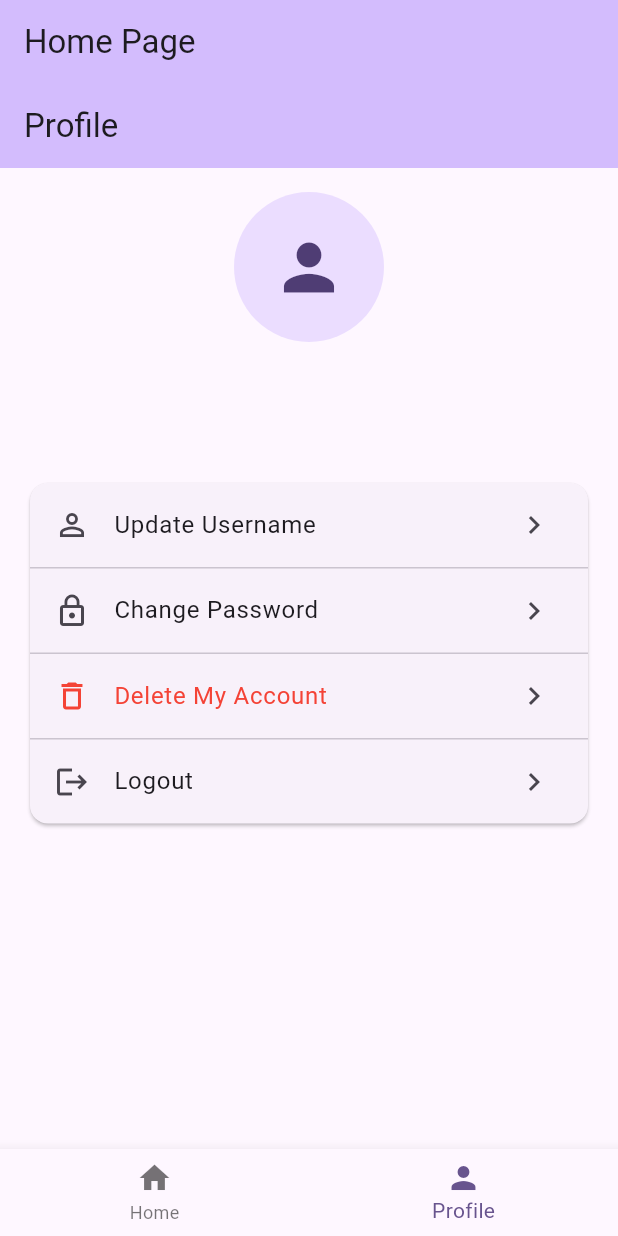
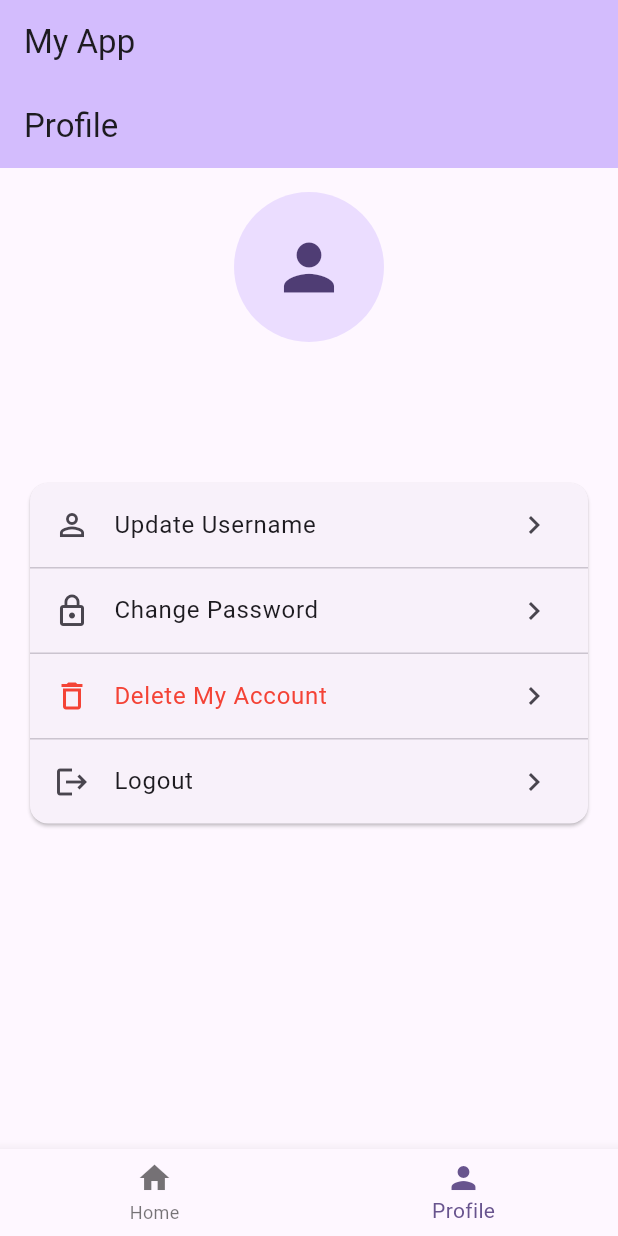
Before and after one commit to juanmjimenezs/flutter_pro, a Flutter app: the screen it shows once a user with an empty profile is signed in, item 2 of the bottom bar chosen, on a phone screen of 412 x 824 dp. Run offline on Flutter 3.47's test engine with Material 3 defaults, Android fonts, the phone set to English and light mode, and no system bars; our stand-ins replace firebase_auth, firebase_core, firebase_database; accounts and stored records are empty; generated files the repository leaves out were written again.

Commit message:
title is not necessary as parameter for HomePage

```diff
--- a/lib/main.dart
+++ b/lib/main.dart
@@ -30,7 +30,7 @@ class MyApp extends StatelessWidget {
           }
 
           if (snapshot.hasData) {
-            return const MyHomePage(title: 'Home Page');
+            return const MyHomePage();
           }
 
           return const WelcomePage();
--- a/lib/pages/get_started_page.dart
+++ b/lib/pages/get_started_page.dart
@@ -40,9 +40,7 @@ class _GetStartedPageState extends State<GetStartedPage> {
 
         Navigator.pushReplacement(
           context,
-          MaterialPageRoute(
-            builder: (context) => const MyHomePage(title: 'Home Page'),
-          ),
+          MaterialPageRoute(builder: (context) => const MyHomePage()),
         );
       } on FirebaseAuthException catch (e) {
         if (!mounted) return;
--- a/lib/pages/home_page.dart
+++ b/lib/pages/home_page.dart
@@ -1,14 +1,10 @@
-import 'package:firebase_database/firebase_database.dart';
 import 'package:flutter/material.dart';
-import '../database_service.dart';
 import '../widgets/custom_bottom_navigation.dart';
 import 'profile_page.dart';
 import 'tasks_page.dart';
 
 class MyHomePage extends StatefulWidget {
-  final String title;
-
-  const MyHomePage({super.key, required this.title});
+  const MyHomePage({super.key});
 
   @override
   State<MyHomePage> createState() => _MyHomePageState();
@@ -29,7 +25,7 @@ class _MyHomePageState extends State<MyHomePage> {
 
     return Scaffold(
       appBar: AppBar(
-        title: Text(widget.title),
+        title: Text('My App'),
         backgroundColor: Theme.of(context).colorScheme.inversePrimary,
       ),
       body: pages[_selectedIndex],
--- a/lib/pages/login_page.dart
+++ b/lib/pages/login_page.dart
@@ -36,9 +36,7 @@ class _LoginPageState extends State<LoginPage> {
 
         Navigator.pushReplacement(
           context,
-          MaterialPageRoute(
-            builder: (context) => const MyHomePage(title: 'Home Page'),
-          ),
+          MaterialPageRoute(builder: (context) => const MyHomePage()),
         );
       } on FirebaseAuthException catch (e) {
         ScaffoldMessenger.of(context).showSnackBar(
```
